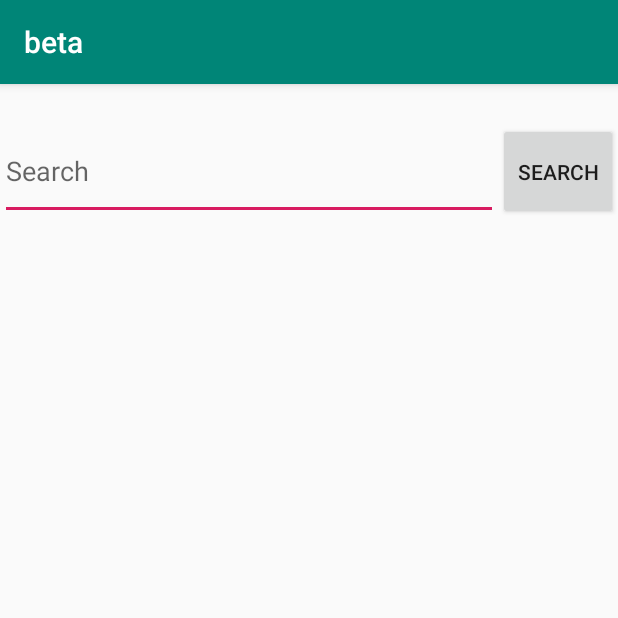
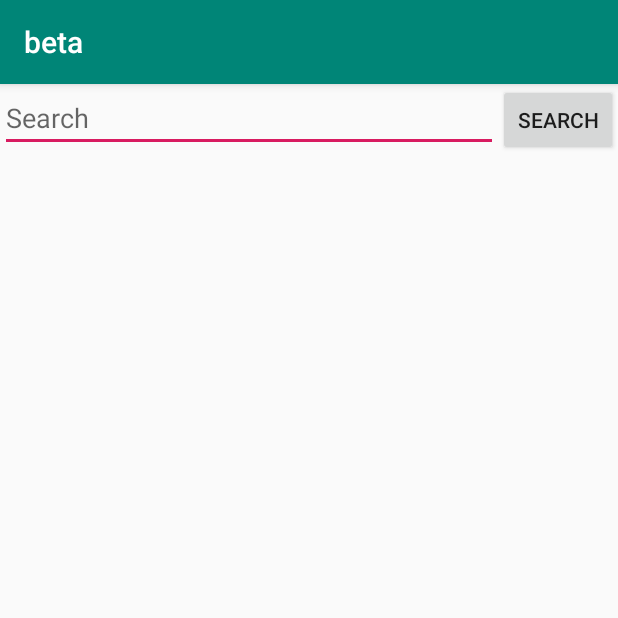
Before and after one commit to Tal747/beta, an Android app: the ListActivity screen opened directly, with no data from a screen before it, on a phone screen of 412 x 824 dp, the top half of it. Run offline under Robolectric (Android 15) with nearby library versions, the phone set to English and light mode, and no system bars.

Commit message:
list activity

```diff
--- a/app/src/main/java/com/tal/beta/LoginActivity.java
+++ b/app/src/main/java/com/tal/beta/LoginActivity.java
@@ -87,7 +87,7 @@ public class LoginActivity extends AppCompatActivity {
         super.onStart();
         SharedPreferences settings = getSharedPreferences("PREFS_NAME", MODE_PRIVATE);
         Boolean isChecked = settings.getBoolean("stayConnect", false);
-        Intent si = new Intent(LoginActivity.this, Loginok.class);
+        Intent si = new Intent(LoginActivity.this, ListActivity.class);
         if (refAuth.getCurrentUser() != null && isChecked) {
             stayConnect = true;
             startActivity(si);
@@ -164,7 +164,7 @@ public class LoginActivity extends AppCompatActivity {
                                 editor.commit();
                                 Log.d("MainActivity", "signinUserWithEmail:success");
                                 Toast.makeText(LoginActivity.this, "Login Success", Toast.LENGTH_LONG).show();
-                                Intent si = new Intent(LoginActivity.this, Loginok.class);
+                                Intent si = new Intent(LoginActivity.this, ListActivity.class);
                                 startActivity(si);
                             } else {
                                 Log.d("MainActivity", "signinUserWithEmail:fail");
@@ -194,7 +194,7 @@ public class LoginActivity extends AppCompatActivity {
                                 userdb = new User(name, email, phone, uid);
                                 refUsers.child(name).setValue(userdb);
                                 Toast.makeText(LoginActivity.this, "Successful registration", Toast.LENGTH_LONG).show();
-                                Intent si = new Intent(LoginActivity.this, Loginok.class);
+                                Intent si = new Intent(LoginActivity.this, ListActivity.class);
                                 startActivity(si);
                             } else {
                                 if (task.getException() instanceof FirebaseAuthUserCollisionException)
--- a/app/src/main/res/layout/activity_list.xml
+++ b/app/src/main/res/layout/activity_list.xml
@@ -6,11 +6,6 @@
     android:orientation="vertical"
     android:layout_gravity="center"
     tools:context=".ListActivity">
-
-    <Space
-        android:layout_width="match_parent"
-        android:layout_height="0dp"
-        android:layout_weight="0.2" />
 
     <LinearLayout
         android:layout_width="match_parent"
@@ -22,7 +17,7 @@
         <EditText
             android:id="@+id/srcET"
             android:layout_width="match_parent"
-            android:layout_height="match_parent"
+            android:layout_height="wrap_content"
             android:ems="10"
             android:hint="Search"
             android:inputType="textPersonName"
@@ -31,15 +26,10 @@
         <Button
             android:id="@+id/srcBtn"
             android:layout_width="wrap_content"
-            android:layout_height="match_parent"
+            android:layout_height="wrap_content"
             android:layout_weight="1"
             android:text="Search" />
     </LinearLayout>
-
-    <Space
-        android:layout_width="match_parent"
-        android:layout_height="0dp"
-        android:layout_weight="0.2" />
 
     <ListView
         android:layout_width="match_parent"
```
